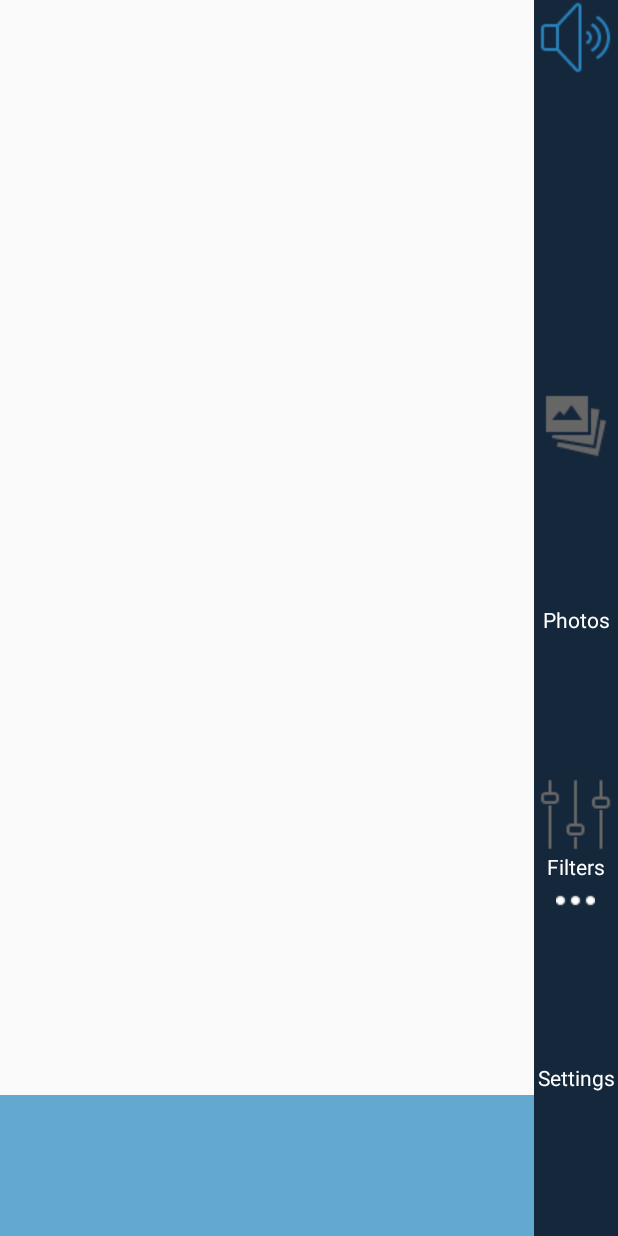
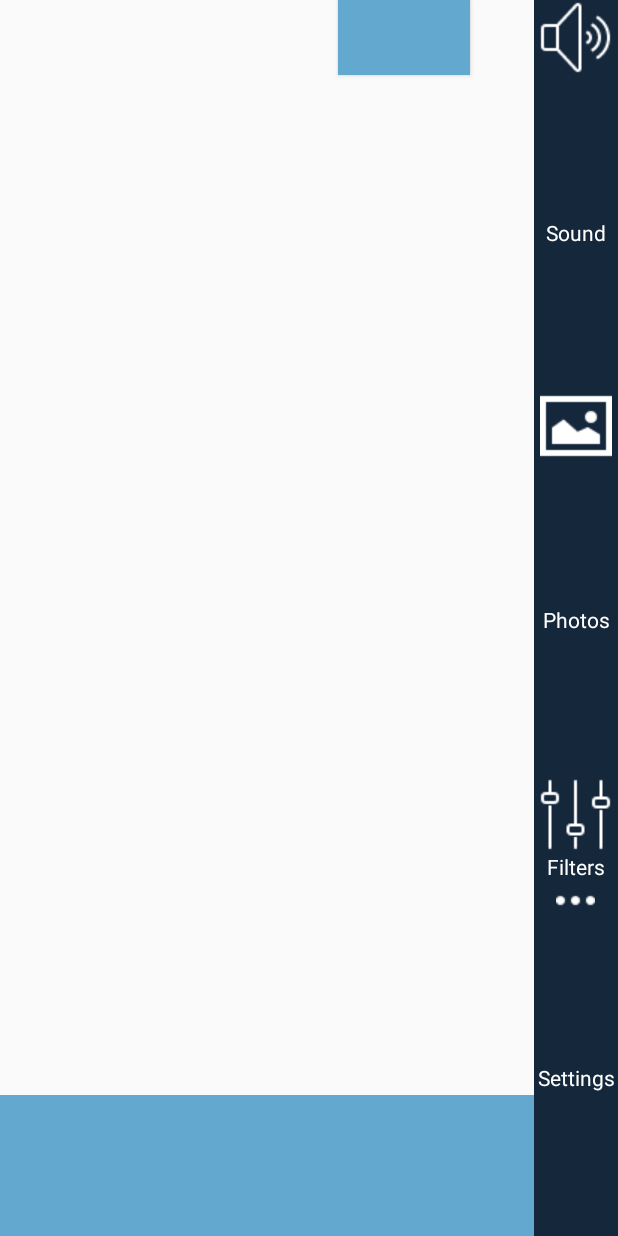
Before and after one commit to j-macias/DynaSee, an Android app: the layout activity_main.xml on its own in the app's theme, with its tools: preview values and no code run, on a phone screen of 412 x 824 dp. Run offline under Robolectric (Android 15) with nearby library versions, the phone set to English and light mode, and no system bars.

Commit message:
Add info button

```diff
--- a/app/src/main/res/drawable/selecter_bottom_navigation_button1.xml
+++ b/app/src/main/res/drawable/selecter_bottom_navigation_button1.xml
@@ -2,8 +2,8 @@
 <selector xmlns:android="http://schemas.android.com/apk/res/android">
 
     <item android:drawable="@drawable/tabbar_sound_normal" android:state_enabled="true" android:state_focused="true" android:state_pressed="false" />
-    <item android:drawable="@drawable/tabbar_sound_press" android:state_enabled="true" android:state_pressed="true" />
-    <item android:drawable="@drawable/tabbar_sound_press" android:state_checked="true" android:state_enabled="true" />
+    <item android:drawable="@drawable/tabbar_sound_normal" android:state_enabled="true" android:state_pressed="true" />
+    <item android:drawable="@drawable/tabbar_sound_normal" android:state_checked="true" android:state_enabled="true" />
     <item android:drawable="@drawable/tabbar_sound_normal" />
 
 </selector>
--- a/app/src/main/res/drawable/selecter_bottom_navigation_button2.xml
+++ b/app/src/main/res/drawable/selecter_bottom_navigation_button2.xml
@@ -2,8 +2,8 @@
 <selector xmlns:android="http://schemas.android.com/apk/res/android">
 
     <item android:drawable="@drawable/tabbar_library_normal" android:state_enabled="true" android:state_focused="true" android:state_pressed="false" />
-    <item android:drawable="@drawable/tabbar_library_presse" android:state_enabled="true" android:state_pressed="true" />
-    <item android:drawable="@drawable/tabbar_library_presse" android:state_checked="true" android:state_enabled="true" />
+    <item android:drawable="@drawable/tabbar_library_normal" android:state_enabled="true" android:state_pressed="true" />
+    <item android:drawable="@drawable/tabbar_library_normal" android:state_checked="true" android:state_enabled="true" />
     <item android:drawable="@drawable/tabbar_library_normal" />
 
 </selector>
--- a/app/src/main/res/drawable/selecter_bottom_navigation_button3.xml
+++ b/app/src/main/res/drawable/selecter_bottom_navigation_button3.xml
@@ -2,8 +2,8 @@
 <selector xmlns:android="http://schemas.android.com/apk/res/android">
 
     <item android:drawable="@drawable/tabbar_setting_normal" android:state_enabled="true" android:state_focused="true" android:state_pressed="false" />
-    <item android:drawable="@drawable/tabbar_settings_press" android:state_enabled="true" android:state_pressed="true" />
-    <item android:drawable="@drawable/tabbar_settings_press" android:state_checked="true" android:state_enabled="true" />
+    <item android:drawable="@drawable/tabbar_setting_normal" android:state_enabled="true" android:state_pressed="true" />
+    <item android:drawable="@drawable/tabbar_setting_normal" android:state_checked="true" android:state_enabled="true" />
     <item android:drawable="@drawable/tabbar_setting_normal" />
 
 </selector>
--- a/app/src/main/res/drawable/selecter_bottom_navigation_button4.xml
+++ b/app/src/main/res/drawable/selecter_bottom_navigation_button4.xml
@@ -2,8 +2,8 @@
 <selector xmlns:android="http://schemas.android.com/apk/res/android">
 
     <item android:drawable="@drawable/tabbar_more_normal" android:state_enabled="true" android:state_focused="true" android:state_pressed="false" />
-    <item android:drawable="@drawable/tabbar_more_press" android:state_enabled="true" android:state_pressed="true" />
-    <item android:drawable="@drawable/tabbar_more_press" android:state_checked="true" android:state_enabled="true" />
+    <item android:drawable="@drawable/tabbar_more_normal" android:state_enabled="true" android:state_pressed="true" />
+    <item android:drawable="@drawable/tabbar_more_normal" android:state_checked="true" android:state_enabled="true" />
     <item android:drawable="@drawable/tabbar_more_normal" />
 
 </selector>
--- a/app/src/main/res/drawable/selecter_bottom_navigation_color.xml
+++ b/app/src/main/res/drawable/selecter_bottom_navigation_color.xml
@@ -1,7 +1,7 @@
 <?xml version="1.0" encoding="utf-8"?>
 <selector xmlns:android="http://schemas.android.com/apk/res/android">
 
-    <item android:color="#15273B" android:state_checked="true" />
+    <item android:color="#FFFFFF" android:state_checked="true" />
     <!-- not selected -->
     <item android:color="#FFFFFF" />
 
--- a/app/src/main/res/layout/activity_main.xml
+++ b/app/src/main/res/layout/activity_main.xml
@@ -30,7 +30,9 @@
         android:layout_alignParentStart="true"
         android:layout_toStartOf="@+id/kbn">
 
-         <FrameLayout
+
+
+        <FrameLayout
             android:id="@+id/camera_preview"
             android:layout_width="match_parent"
             android:layout_height="120dp"
@@ -55,5 +57,17 @@
                 android:layout_gravity="center_vertical"
                 android:orientation="horizontal" />
         </HorizontalScrollView>
-    </LinearLayout>>
+    </LinearLayout>
+
+    <Button
+        android:id="@+id/info"
+        android:onClick="infoClick"
+        android:layout_width="wrap_content"
+        android:layout_height="50dp"
+        android:layout_alignParentStart="true"
+        android:layout_gravity="center"
+        android:layout_marginStart="225dp"
+        android:background="#62A8CF"
+        android:color="#ffffff"
+        android:layout_alignParentTop="true"></Button>>
 </RelativeLayout>
```
Also changed, not shown: app/src/main/java/edu/washington/ischool/pjjj/dynasee/MainActivity.java (+26 -6 lines), app/src/main/res/drawable/tabbar_library_normal.png, app/src/main/res/drawable/tabbar_setting_normal.png, app/src/main/res/drawable/tabbar_sound_normal.png.
